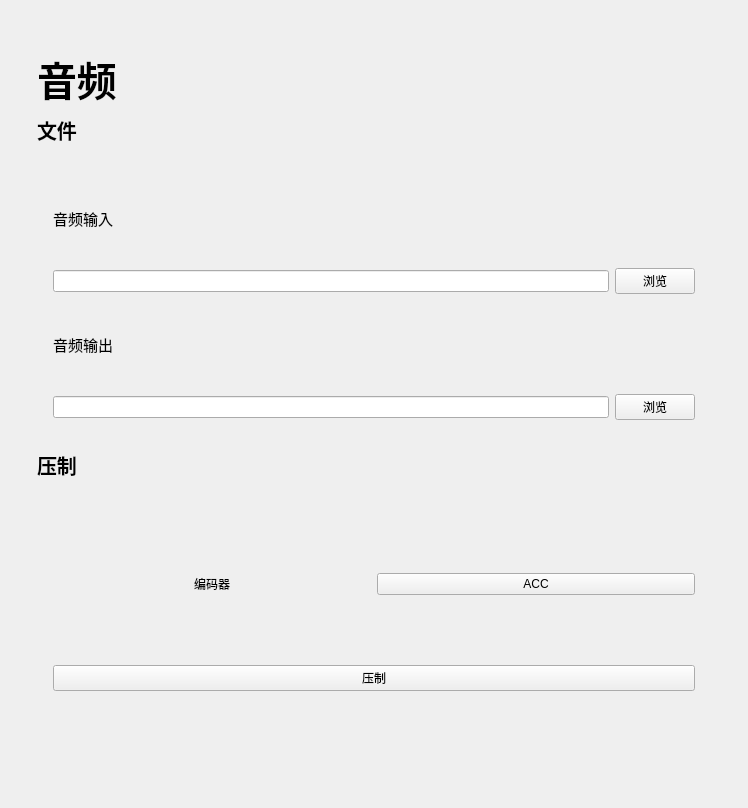
Eanya-Tonic/MihiroToolbox, file UI/QtDesigner/audio.ui: the form before one commit.
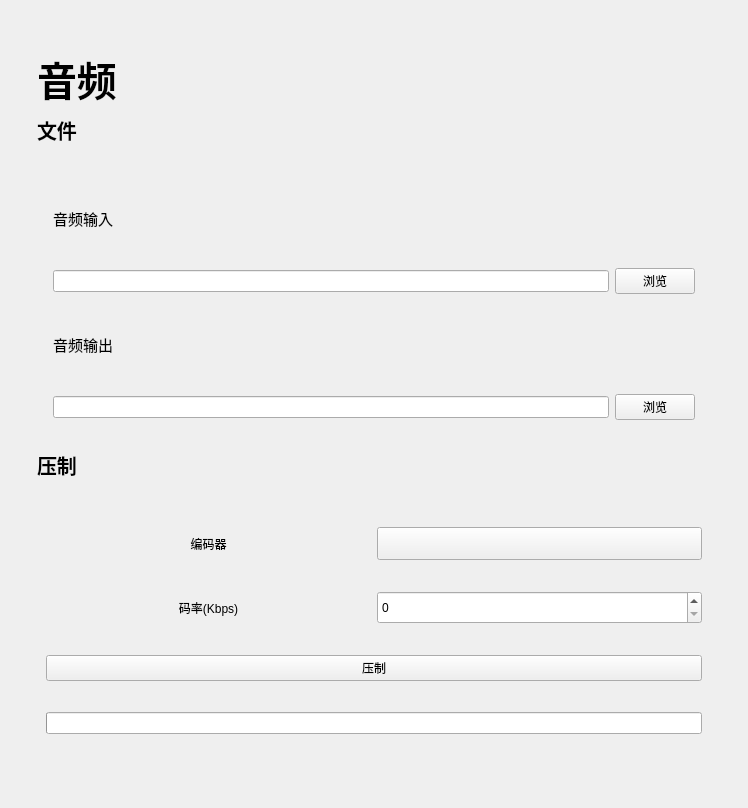
The form after the commit. Custom widgets are drawn as their Qt base class.

```diff
--- a/UI/QtDesigner/audio.ui
+++ b/UI/QtDesigner/audio.ui
@@ -187,26 +187,7 @@
        </item>
        <item>
         <widget class="SimpleCardWidget" name="OptionBox">
-         <layout class="QGridLayout" name="gridLayout_5">
-          <property name="leftMargin">
-           <number>16</number>
-          </property>
-          <property name="topMargin">
-           <number>16</number>
-          </property>
-          <property name="rightMargin">
-           <number>16</number>
-          </property>
-          <property name="bottomMargin">
-           <number>16</number>
-          </property>
-          <item row="0" column="1">
-           <widget class="ComboBox" name="EncoderChioce">
-            <property name="text">
-             <string>ACC</string>
-            </property>
-           </widget>
-          </item>
+         <layout class="QGridLayout" name="gridLayout">
           <item row="0" column="0">
            <widget class="BodyLabel" name="EncoderLabel">
             <property name="text">
@@ -217,13 +198,52 @@
             </property>
            </widget>
           </item>
-          <item row="1" column="0" colspan="2">
+          <item row="0" column="1">
+           <widget class="ComboBox" name="EncoderChioce">
+            <property name="minimumSize">
+             <size>
+              <width>200</width>
+              <height>33</height>
+             </size>
+            </property>
+            <property name="text">
+             <string/>
+            </property>
+           </widget>
+          </item>
+          <item row="1" column="0">
+           <widget class="BodyLabel" name="BitrateLabel">
+            <property name="text">
+             <string>码率(Kbps)</string>
+            </property>
+            <property name="alignment">
+             <set>Qt::AlignCenter</set>
+            </property>
+           </widget>
+          </item>
+          <item row="1" column="1">
+           <widget class="CompactSpinBox" name="BitrateNum">
+            <property name="minimumSize">
+             <size>
+              <width>200</width>
+              <height>33</height>
+             </size>
+            </property>
+            <property name="maximum">
+             <number>999999</number>
+            </property>
+           </widget>
+          </item>
+          <item row="2" column="0" colspan="2">
            <widget class="PrimaryPushButton" name="ProcessButton">
             <property name="text">
              <string>压制</string>
             </property>
            </widget>
           </item>
+          <item row="3" column="0" colspan="2">
+           <widget class="IndeterminateProgressBar" name="ProgressBar"/>
+          </item>
          </layout>
         </widget>
        </item>
@@ -276,11 +296,21 @@
    <extends>QLabel</extends>
    <header>qfluentwidgets</header>
   </customwidget>
+  <customwidget>
+   <class>IndeterminateProgressBar</class>
+   <extends>QProgressBar</extends>
+   <header>qfluentwidgets</header>
+  </customwidget>
   <customwidget>
    <class>LineEdit</class>
    <extends>QLineEdit</extends>
    <header>qfluentwidgets</header>
   </customwidget>
+  <customwidget>
+   <class>CompactSpinBox</class>
+   <extends>QSpinBox</extends>
+   <header>qfluentwidgets</header>
+  </customwidget>
  </customwidgets>
  <resources/>
  <connections/>
```
